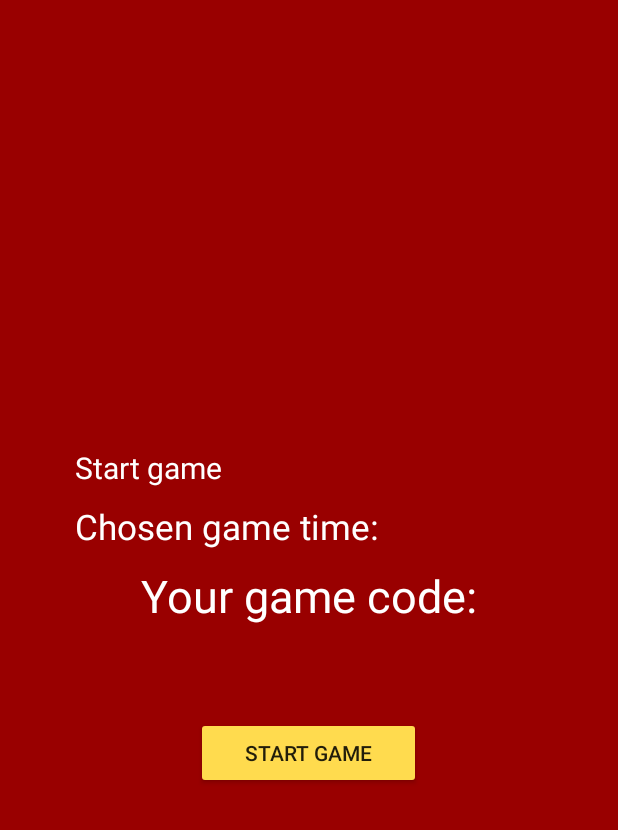
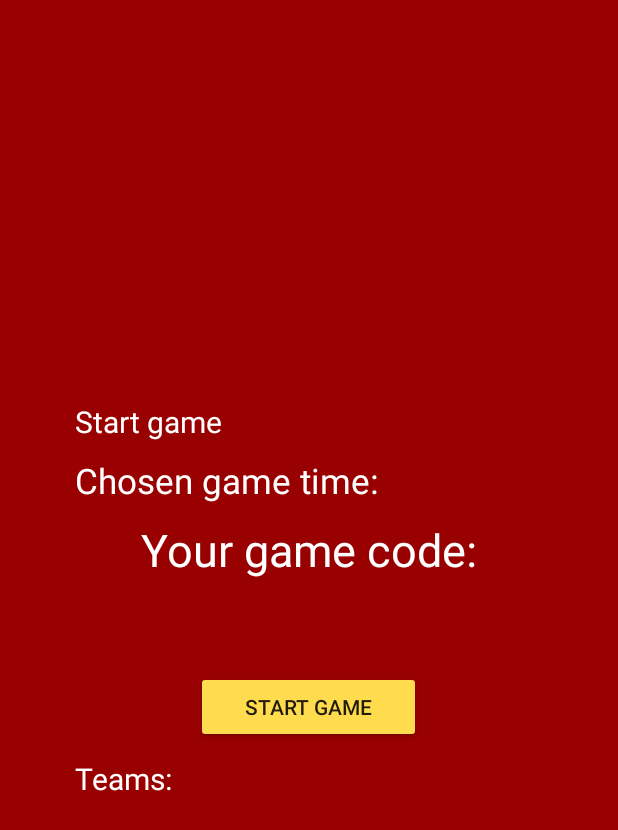
Before and after one commit to AP-Elektronica-ICT/CA1819-CityCheck, an Android app: the layout activity_game_code.xml on its own in the app's theme, with its tools: preview values and no code run, on a phone screen of 412 x 824 dp. Shown: the top 830 px of the screen. Run offline under Robolectric (Android 15) with nearby library versions, the phone set to English and light mode, and no system bars.

Commit message:
Team namen in GameCodeActivity

```diff
--- a/src/CityCheckApp/app/src/main/java/cloudapplications/citycheck/JoinGameActivity.java
+++ b/src/CityCheckApp/app/src/main/java/cloudapplications/citycheck/JoinGameActivity.java
@@ -151,11 +151,11 @@ public class JoinGameActivity extends AppCompatActivity {
                 Log.e("JoinGameActivity", "Could not parse malformed JSON: \"" + call.responseStr + "\"");
             }
 
-            Intent i;
+            Intent i = new Intent(JoinGameActivity.this, GameCodeActivity.class);
             if (gameCreator)
-                i = new Intent(JoinGameActivity.this, GameCodeActivity.class);
+                i.putExtra("gameCreator", true);
             else
-                i = new Intent(JoinGameActivity.this, GameActivity.class);
+                i.putExtra("gameCreator", false);
             i.putExtra("gameCode", Integer.toString(gamecode));
             i.putExtra("gameTime", gameTime);
             i.putExtra("teamNaam", name);
--- a/src/CityCheckApp/app/src/main/res/layout/activity_game_code.xml
+++ b/src/CityCheckApp/app/src/main/res/layout/activity_game_code.xml
@@ -67,5 +67,15 @@
         android:backgroundTint="@color/yellowAntw"
         android:text="Start game" />
 
+    <TextView
+        android:id="@+id/text_view_teams"
+        android:layout_width="wrap_content"
+        android:layout_height="wrap_content"
+        android:layout_gravity="start"
+        android:layout_marginStart="50dp"
+        android:layout_marginTop="10dp"
+        android:text="Teams:\n"
+        android:textColor="@color/white"
+        android:textSize="20sp" />
 
 </LinearLayout>
```
Also changed, not shown: src/CityCheckApp/app/src/main/java/cloudapplications/citycheck/GameCodeActivity.java (+48 -0 lines).
